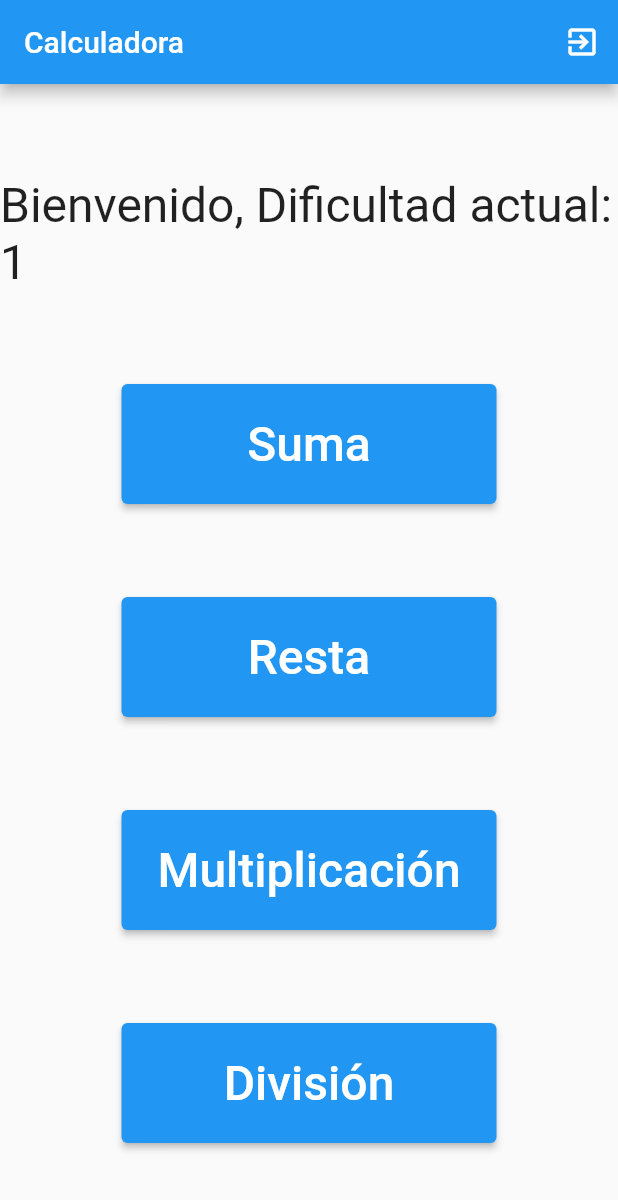
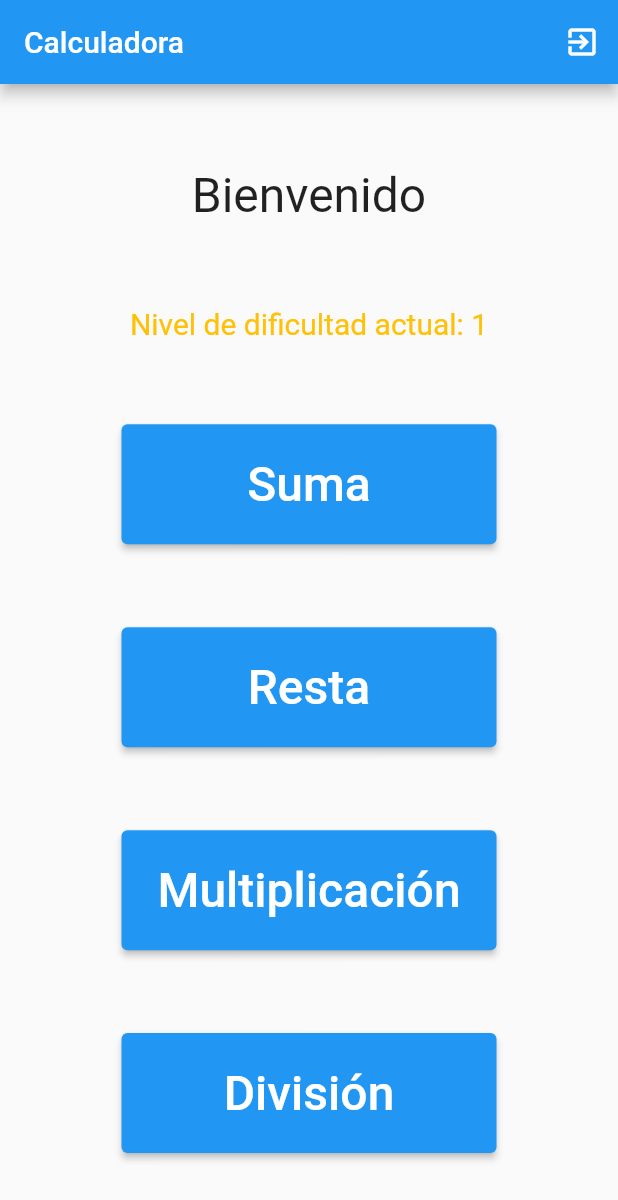
Before and after one commit to JustynV/Calculator, a Flutter app: the screen it shows after launch, on a phone screen of 412 x 824 dp. Shown: the top 1200 px of the screen. Run offline on Flutter 3.47's test engine with Material 2 defaults, Android fonts, the phone set to English and light mode, and no system bars; our stand-ins replace get, loggy; accounts and stored records are empty; network calls fail.

Commit message:
controller & User input

```diff
--- a/lib/main.dart
+++ b/lib/main.dart
@@ -1,6 +1,8 @@
+import 'package:f_web_authentication/domain/use_case/operation_usercase.dart';
 import 'package:f_web_authentication/domain/use_case/user_usecase.dart';
 import 'package:f_web_authentication/ui/central.dart';
 import 'package:f_web_authentication/ui/controller/authentication_controller.dart';
+import 'package:f_web_authentication/ui/controller/operation_controller.dart';
 import 'package:f_web_authentication/ui/controller/user_controller.dart';
 import 'package:flutter/material.dart';
 import 'package:get/get.dart';
@@ -19,6 +21,8 @@ void main() {
   Get.put(Repository());
   Get.put(AuthenticationUseCase());
   Get.put(UserUseCase());
+  Get.put(OperationUsercase());
+  Get.put(OperationController());
   Get.put(AuthenticationController());
   Get.put(UserController());
   runApp(const MyApp());
--- a/lib/ui/central.dart
+++ b/lib/ui/central.dart
@@ -11,8 +11,7 @@ class Central extends StatelessWidget {
   @override
   Widget build(BuildContext context) {
     AuthenticationController authenticationController = Get.find();
-    return Obx(() => authenticationController.isLogged
-        ? UserPage()
-        : const LoginPage());
+    return Obx(() =>
+        authenticationController.isLogged ? UserPage() : const LoginPage());
   }
 }
--- a/lib/ui/controller/operation_controller.dart
+++ b/lib/ui/controller/operation_controller.dart
@@ -1,19 +1,34 @@
+import 'dart:math';
+
+import 'package:f_web_authentication/domain/use_case/operation_usercase.dart';
+import 'package:get/get.dart';
 import 'package:get/get_state_manager/src/simple/get_controllers.dart';
 
 class OperationController extends GetxController {
-  OperationController({required this.correct});
-  int difficulty = 1;
-  String get getDifficulty => difficulty.toString();
-  int correct;
+  OperationController();
+  RxInt difficulty = 1.obs;
+  OperationUsercase opUsercase = Get.find();
+  late int correct;
+  var rng = Random();
 
   void setDifficulty(int correct) {
-    if (correct > 5) {
-      difficulty += 1;
-    }
+    difficulty.value = opUsercase.setDifficulty(difficulty.value, correct);
   }
 
-  void onInit() {
-    setDifficulty(correct);
-    super.onInit();
+  int getDifficulty() {
+    return difficulty.value;
+  }
+
+  String generateNum() {
+    return (rng.nextInt(pow(num.parse("10"), difficulty.value).toInt()) + 1)
+        .toString();
+  }
+
+  List getEjercicios() {
+    List ejercicios = [];
+    for (int i = 0; i <= 5; i++) {
+      ejercicios.add([generateNum(), generateNum()]);
+    }
+    return ejercicios;
   }
 }
--- a/lib/ui/pages/Widgets/goButton.dart
+++ b/lib/ui/pages/Widgets/goButton.dart
@@ -1,13 +1,13 @@
+import 'package:f_web_authentication/ui/controller/operation_controller.dart';
 import 'package:f_web_authentication/ui/pages/content/ProblemPage.dart';
 import 'package:flutter/material.dart';
 
 class goButton extends StatelessWidget {
   @override
-  goButton(this.name, this.op, this.diff, this.setDifficulty);
+  goButton(this.name, this.setDifficulty, this.opController, this.operation);
   String name;
-  String op;
-  String diff;
-  late int result;
+  String operation;
+  OperationController opController;
   Function setDifficulty;
 
   Widget build(BuildContext context) {
@@ -15,13 +15,11 @@ class goButton extends StatelessWidget {
         width: 250,
         height: 80,
         child: ElevatedButton(
-          onPressed: () async {
-            int result = await Navigator.push(
+          onPressed: () {
+            Navigator.push(
                 context,
                 MaterialPageRoute(
-                    builder: (context) =>
-                        ProblemPage(op: op, difficulty: diff)));
-            setDifficulty(result);
+                    builder: (context) => ProblemPage(operation)));
           },
           child: Text(
             name,
--- a/lib/ui/pages/content/UserPage.dart
+++ b/lib/ui/pages/content/UserPage.dart
@@ -1,3 +1,4 @@
+import 'package:f_web_authentication/domain/use_case/operation_usercase.dart';
 import 'package:f_web_authentication/ui/controller/authentication_controller.dart';
 import 'package:f_web_authentication/ui/controller/operation_controller.dart';
 import 'package:f_web_authentication/ui/controller/user_controller.dart';
@@ -15,17 +16,9 @@ class UserPage extends StatefulWidget {
 }
 
 class _UserPageState extends State<UserPage> {
-  OperationController operationController = OperationController(correct: 0);
-
+  OperationController operationController = Get.find();
   UserController userController = Get.find();
-
   AuthenticationController authenticationController = Get.find();
-
-  late String diff;
-
-  String getDifficulty() {
-    return operationController.getDifficulty;
-  }
 
   void setDifficulty(int correct) {
     setState(() {
@@ -42,7 +35,6 @@ class _UserPageState extends State<UserPage> {
   }
 
   Widget build(BuildContext context) {
-    diff = getDifficulty();
     return Scaffold(
         appBar: AppBar(title: const Text("Calculadora"), actions: [
           IconButton(
@@ -57,12 +49,22 @@ class _UserPageState extends State<UserPage> {
                 children: [
               Text(
                   key: Key("welcomeMessage"),
-                  "Bienvenido, Dificultad actual: $diff",
+                  "Bienvenido",
                   style: TextStyle(fontSize: 32.0)),
-              goButton("Suma", "+", diff, setDifficulty),
-              goButton("Resta", "-", diff, setDifficulty),
-              goButton("Multiplicación", "*", diff, setDifficulty),
-              goButton("División", "/", diff, setDifficulty)
+              Obx(() => Text(
+                  key: Key("diffMessage"),
+                  "Nivel de dificultad actual: ${operationController.difficulty}",
+                  style: TextStyle(fontSize: 20.0, color: Colors.amber))),
+              goButton("Suma", setDifficulty, operationController, "+"),
+              goButton(
+                "Resta",
+                setDifficulty,
+                operationController,
+                "-",
+              ),
+              goButton(
+                  "Multiplicación", setDifficulty, operationController, "*"),
+              goButton("División", setDifficulty, operationController, "/")
             ])));
   }
 }
```
Also changed, not shown: lib/domain/use_case/operation_usercase.dart (+10 -0 lines), lib/ui/pages/content/ProblemPage.dart (+29 -30 lines).
